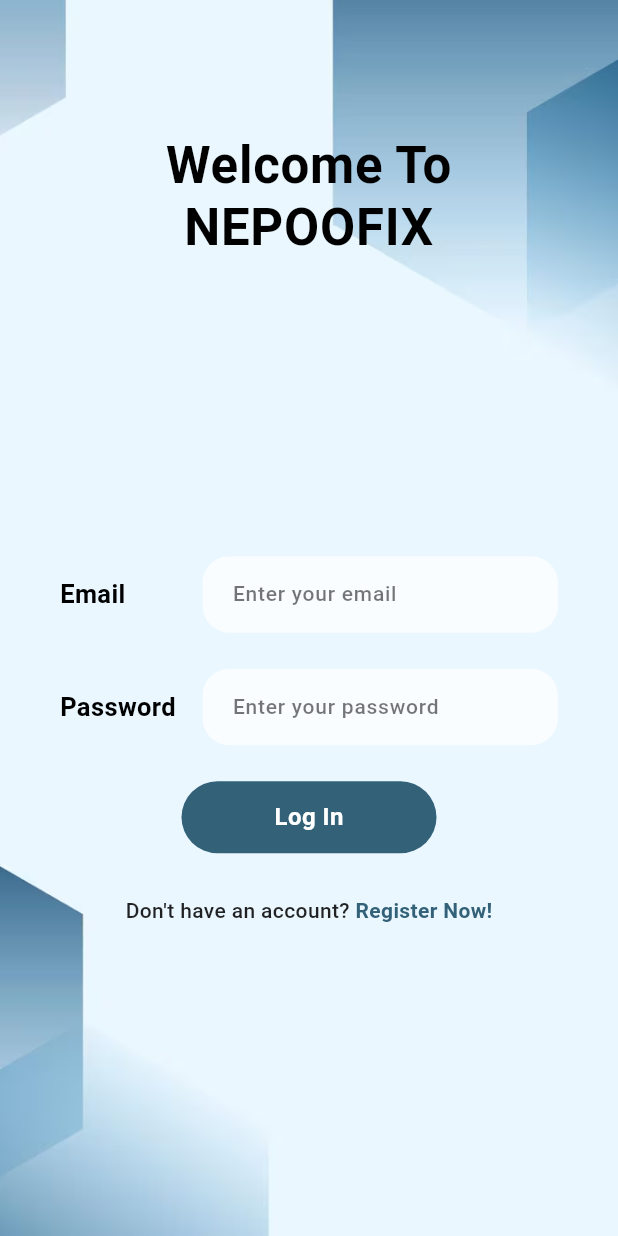
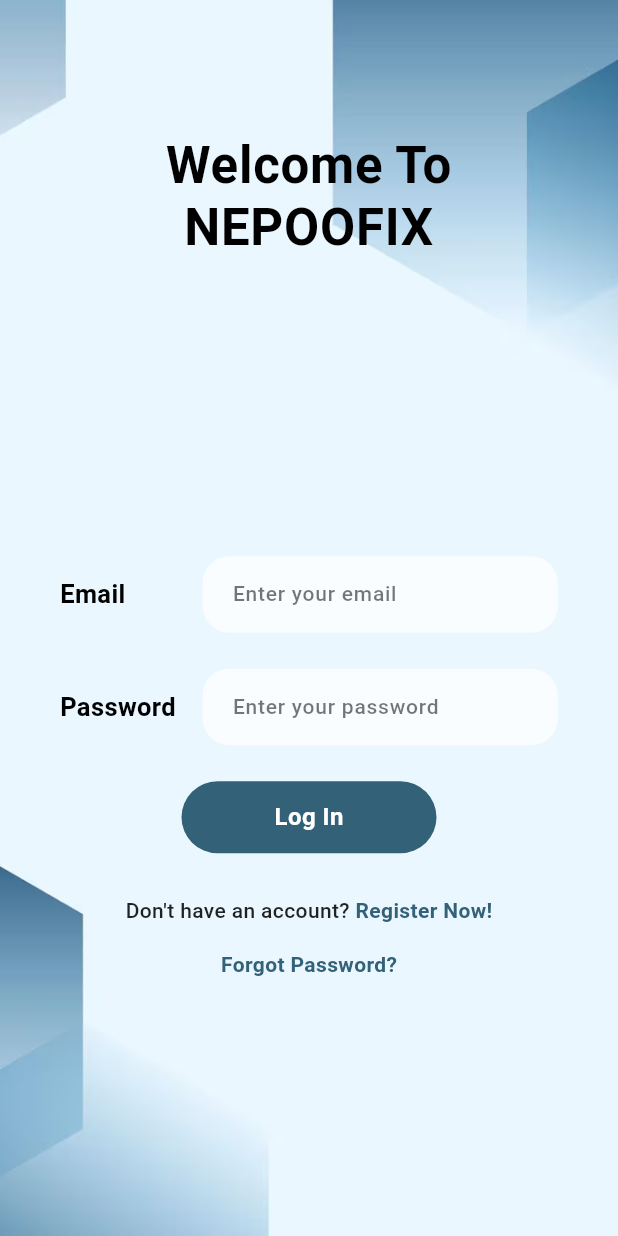
Before and after one commit to pradhangaurv/Nepoo_fix, a Flutter app: the screen it shows after launch, on a phone screen of 412 x 824 dp. Run offline on Flutter 3.47's test engine with Material 3 defaults, Android fonts, the phone set to English and light mode, and no system bars; our stand-ins replace cloud_firestore, cloud_functions, curved_navigation_bar, firebase_auth, firebase_core, firebase_messaging and 4 more; accounts and stored records are empty.

Commit message:
Added forget password feature

```diff
--- a/lib/auth/login_screen.dart
+++ b/lib/auth/login_screen.dart
@@ -1,8 +1,8 @@
 import 'package:flutter/material.dart';
 import 'package:firebase_auth/firebase_auth.dart';
-
-import 'register.dart';
+import 'package:nepoo_fix/auth/register.dart';
 import 'auth_gate.dart';
+import 'forgot_password.dart';
 
 class MyLogin extends StatefulWidget {
   const MyLogin({super.key});
@@ -278,9 +278,29 @@ class _MyLoginState extends State<MyLogin> {
                               color: primary,
                             ),
                           ),
-                        )
+                        ),
                       ],
-                    )
+                    ),
+                    const SizedBox(height: 16),
+                    // Forgot Password Button
+                    InkWell(
+                      onTap: () {
+                        Navigator.push(
+                          context,
+                          MaterialPageRoute(
+                            builder: (_) => ForgotPasswordPage(),
+                          ),
+                        );
+                      },
+                      child: const Text(
+                        "Forgot Password?",
+                        style: TextStyle(
+                          fontSize: 14,
+                          fontWeight: FontWeight.w700,
+                          color: primary,
+                        ),
+                      ),
+                    ),
                   ],
                 ),
               ),
```
Also changed, not shown: lib/auth/forgot_password.dart (added, +85 -0 lines).
